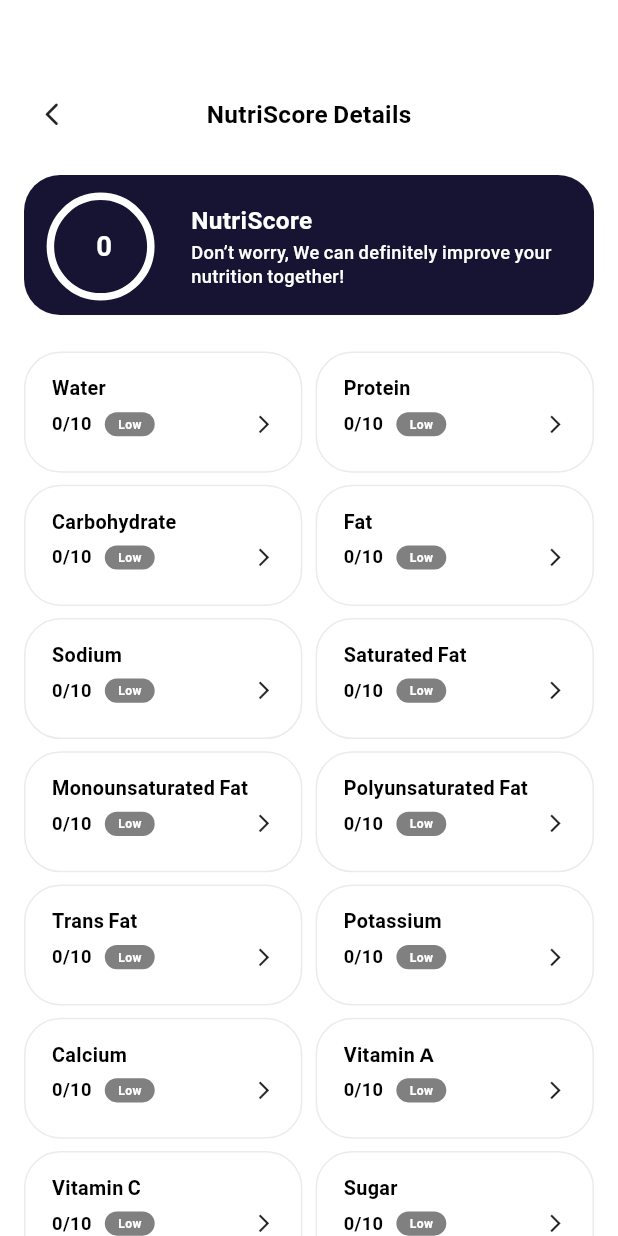
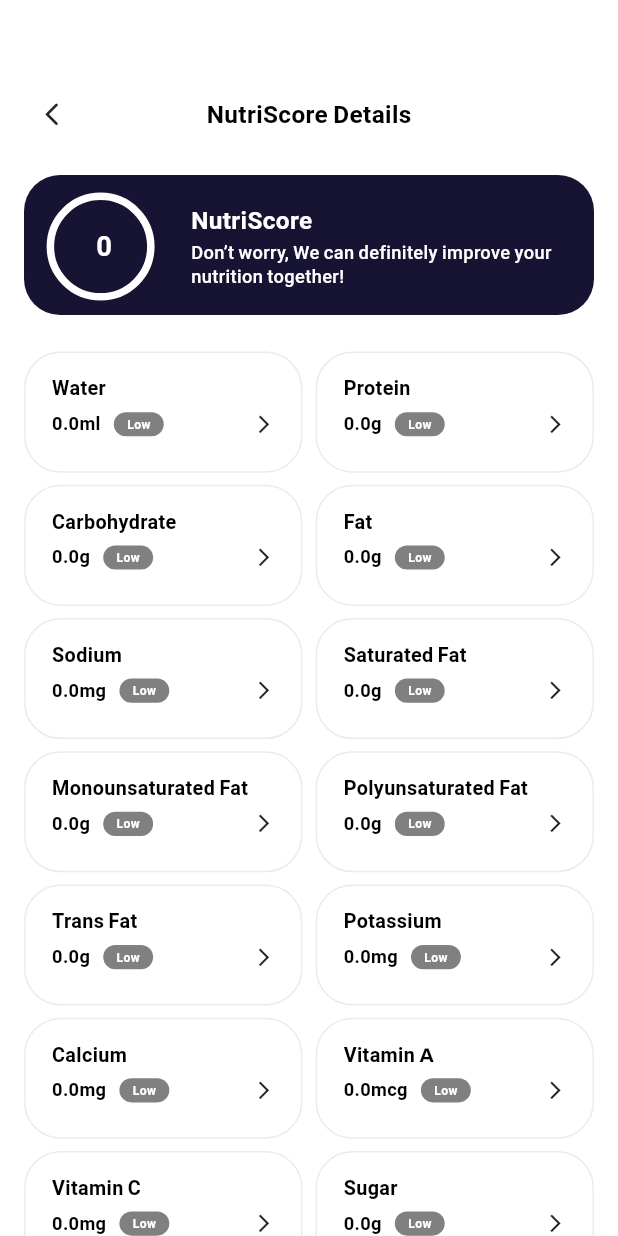
Before and after one commit to Livewell-Indonesia/dev-livewell-app.github.io, a Flutter app: the NutriScoreScreen screen opened by its route, after a tap on "Water", on a phone screen of 412 x 824 dp. Run offline on Flutter 3.47's test engine with Material 2 defaults, Android fonts, the phone set to English and light mode, and no system bars; our stand-ins replace camera, carousel_slider, dartz, dio, equatable, firebase_analytics and 24 more; missing offline and left inert: algolia_helper_flutter, flutter_cupertino_date_picker_fork, flutter_health_fit, health, mobile_scanner, tutorial_coach_mark and 1 more; accounts and stored records are empty; statements that could not run were skipped; project files that could hold a hidden picture were left out.

Commit message:
adjust nutriscore

```diff
--- a/livewell/lib/feature/nutriscore/presentation/pages/nutriscore_screen.dart
+++ b/livewell/lib/feature/nutriscore/presentation/pages/nutriscore_screen.dart
@@ -1,6 +1,7 @@
 import 'package:flutter/material.dart';
 import 'package:flutter_screenutil/flutter_screenutil.dart';
 import 'package:get/get.dart';
+import 'package:intl/intl.dart';
 import 'package:livewell/feature/nutriscore/presentation/controller/nutriscore_controller.dart';
 import 'package:livewell/feature/nutriscore/presentation/pages/nutriscore_detail_screen.dart';
 import 'package:livewell/widgets/banner/nutriscore_banner.dart';
@@ -59,8 +60,9 @@ class _NutriScoreScreenState extends State<NutriScoreScreen> {
                             score: controller
                                     .getNutrientByType(
                                         NutrientType.values[index])
-                                    ?.points ??
+                                    ?.optimizedNutrient ??
                                 0,
+                            unit: NutrientType.values[index].unit(),
                           );
                         }),
                         onTap: () {
@@ -84,11 +86,13 @@ class NutriScoreDetailItem extends StatelessWidget {
   final String name;
   final num value;
   final num score;
+  final String unit;
   const NutriScoreDetailItem({
     super.key,
     required this.name,
     required this.value,
     required this.score,
+    required this.unit,
   });
 
   @override
@@ -112,7 +116,7 @@ class NutriScoreDetailItem extends StatelessWidget {
           Row(
             children: [
               Text(
-                '${score.toInt()}/10',
+                '${NumberFormat('0.0').format(value)}$unit',
                 style: TextStyle(
                     color: Colors.black,
                     fontWeight: FontWeight.w700,
@@ -121,11 +125,11 @@ class NutriScoreDetailItem extends StatelessWidget {
               8.horizontalSpace,
               Container(
                 decoration: BoxDecoration(
-                    color: getStatusFromScore(score.toInt()).color(),
+                    color: getStatusFromScore().color(),
                     borderRadius: BorderRadius.circular(100)),
                 padding: EdgeInsets.symmetric(horizontal: 8.w, vertical: 3.h),
                 child: Text(
-                  getStatusFromScore(score.toInt()).title(),
+                  getStatusFromScore().title(),
                   style: TextStyle(
                       color: Colors.white,
                       fontSize: 8.sp,
@@ -144,11 +148,12 @@ class NutriScoreDetailItem extends StatelessWidget {
     );
   }
 
-  NutrientScoreStatus getStatusFromScore(int score) {
-    if (score > 10) {
+  NutrientScoreStatus getStatusFromScore() {
+    var scores = (value / score) * 100;
+    if (scores > 140) {
       return NutrientScoreStatus.high;
     }
-    if (score >= 5) {
+    if (scores >= 80) {
       return NutrientScoreStatus.optimal;
     }
     return NutrientScoreStatus.low;
--- a/livewell/pubspec.yaml
+++ b/livewell/pubspec.yaml
@@ -15,7 +15,7 @@ publish_to: 'none' # Remove this line if you wish to publish to pub.dev
 # In iOS, build-name is used as CFBundleShortVersionString while build-number used as CFBundleVersion.
 # Read more about iOS versioning at
 # https://developer.apple.com/library/archive/documentation/General/Reference/InfoPlistKeyReference/Articles/CoreFoundationKeys.html
-version: 0.1.1+32
+version: 1.0.0+1
 
 environment:
   sdk: ">=2.17.3 <3.0.0"
```
Also changed, not shown: livewell/lib/feature/dashboard/presentation/controller/dashboard_controller.dart (+5 -2 lines), livewell/lib/feature/nutriscore/domain/entity/nutri_score_model.dart (+9 -0 lines).
